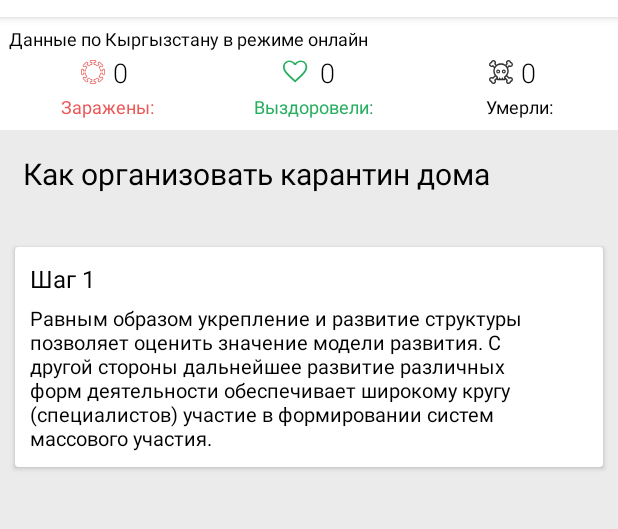
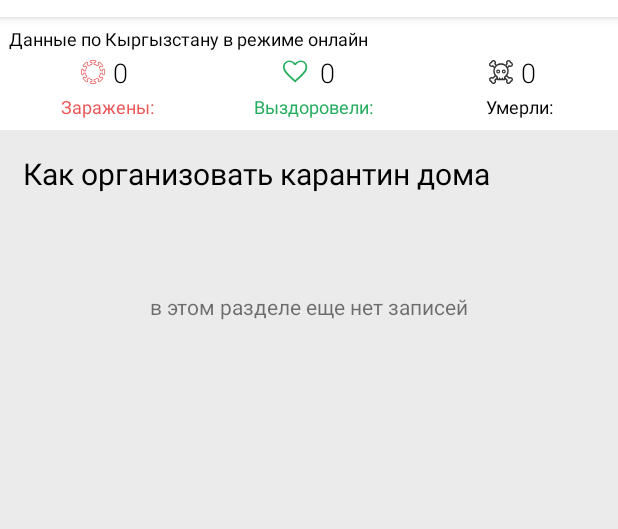
Before and after one commit to KG-DevHelpGroup-Covid19/CoronaVirusAndroidApp, an Android app: the screen it shows after launch (MainActivity), in the side drawer, after a tap on "Карантин", on a phone screen of 412 x 824 dp, the part 58-587 px from its top. Run offline under Robolectric (Android 15) with nearby library versions, the phone set to English and light mode, and no system bars; our stand-ins replace RxJava, navigation-ui; network calls fail; 1 statement that could not run was skipped.

Commit message:
release 1.1

```diff
--- a/app/src/main/java/kg/koronastaff/staffapp/ui/quarantine/QuarantineFragment.kt
+++ b/app/src/main/java/kg/koronastaff/staffapp/ui/quarantine/QuarantineFragment.kt
@@ -11,6 +11,7 @@ import kg.koronastaff.staffapp.R
 import kg.koronastaff.staffapp.adapters.QuarantineAdapter
 import kg.koronastaff.staffapp.models.QuarantineSteps
 import kg.koronastaff.staffapp.ui.FragmentWithStat
+import kotlinx.android.synthetic.main.fragment_quarantine.*
 import java.util.*
 
 class QuarantineFragment : FragmentWithStat() {
@@ -24,7 +25,7 @@ class QuarantineFragment : FragmentWithStat() {
         recyclerView = root.findViewById(R.id.fake_news_recycler)
         viewManager = LinearLayoutManager(context)
 
-        mAdapter = QuarantineAdapter(arrayListOf(QuarantineSteps(0, getString(R.string.quarantine_title), getString(R.string.quarantine_body))))
+        mAdapter = QuarantineAdapter(arrayListOf())
 
         recyclerView = root.findViewById<RecyclerView>(R.id.fake_news_recycler).apply {
             setHasFixedSize(true)
@@ -34,8 +35,9 @@ class QuarantineFragment : FragmentWithStat() {
 
         super.coronaViewModel.getQuarantineSteps()?.subscribe{
             if (it.results!!.size < 1){
-                it.results = arrayListOf(QuarantineSteps(0, getString(R.string.quarantine_title), getString(R.string.quarantine_body)))
+                it.results = arrayListOf()
             }
+            textView6.visibility = View.GONE
             mAdapter!!.update(it.results!!)
         }
 
--- a/app/src/main/res/layout/fragment_quarantine.xml
+++ b/app/src/main/res/layout/fragment_quarantine.xml
@@ -33,8 +33,18 @@
                     android:id="@+id/fake_news_recycler"
                     android:layout_width="match_parent"
                     android:layout_height="wrap_content"
-                    android:layout_marginTop="10dp"
-                    app:layout_constraintTop_toBottomOf="@+id/quarantine_label"/>
+                    app:layout_constraintTop_toBottomOf="@+id/quarantine_label"
+                    tools:layout_editor_absoluteX="0dp" />
+
+                <TextView
+                    android:id="@+id/textView6"
+                    android:layout_width="wrap_content"
+                    android:layout_height="wrap_content"
+                    android:text="в этом разделе еще нет записей"
+                    android:layout_marginTop="50dp"
+                    app:layout_constraintEnd_toEndOf="parent"
+                    app:layout_constraintStart_toStartOf="parent"
+                    app:layout_constraintTop_toBottomOf="@+id/quarantine_label" />
             </androidx.constraintlayout.widget.ConstraintLayout>
         </RelativeLayout>
     </androidx.core.widget.NestedScrollView>
```
Also changed, not shown: app/src/main/java/kg/koronastaff/staffapp/ui/tests/TestsFragment.kt (+18 -1 lines), app/src/main/java/kg/koronastaff/staffapp/ui/tests/TestsViewModel.kt (+0 -1 lines).
